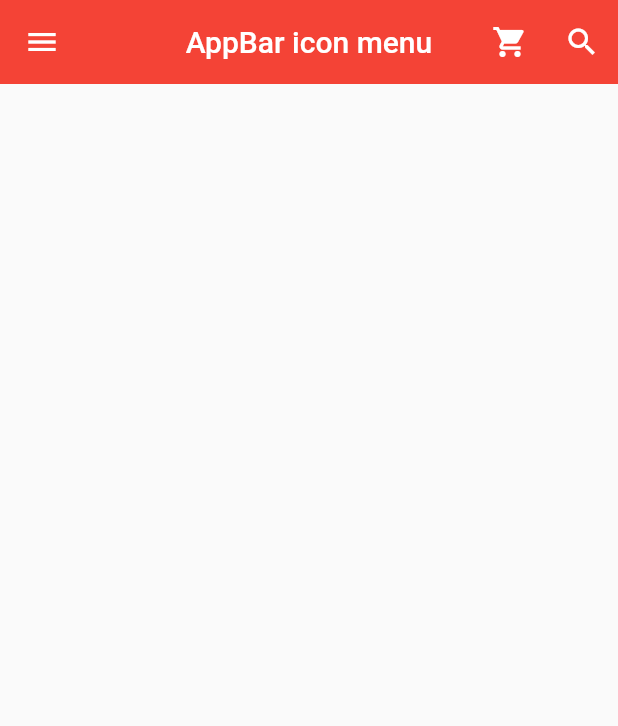
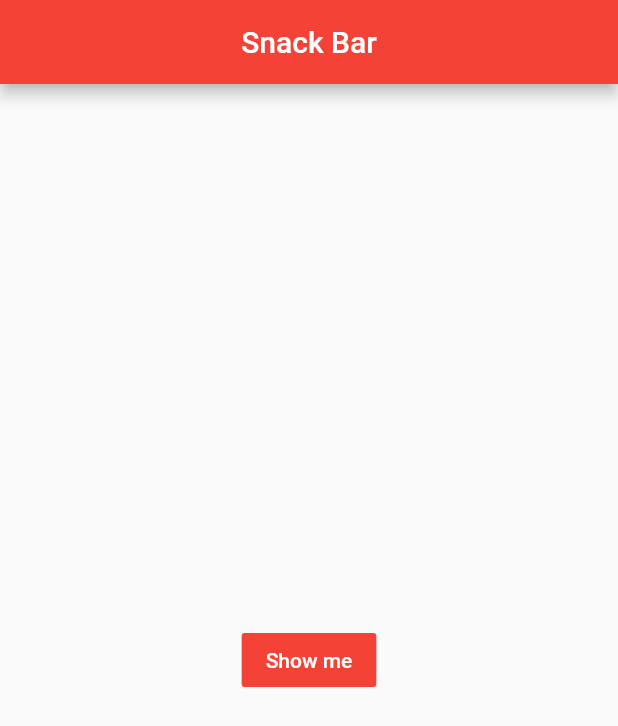
Before and after one commit to SeokRae/flutter_basic, a Flutter app: the screen it shows after launch, on a phone screen of 412 x 824 dp. Shown: the top 726 px of the screen. Run offline on Flutter 3.47's test engine with Material 2 defaults, Android fonts, the phone set to English and light mode, and no system bars.

Commit message:
feat: buildContext와 snackbar

```diff
--- a/lib/main.dart
+++ b/lib/main.dart
@@ -6,10 +6,8 @@ class MyApp extends StatelessWidget {
   @override
   Widget build(BuildContext context) {
     return MaterialApp(
-      title: 'AppBar',
-      theme: ThemeData(
-        primarySwatch: Colors.red,
-      ),
+      title: 'Snack Bar',
+      theme: ThemeData(primarySwatch: Colors.red),
       home: MyPage(),
     );
   }
@@ -19,97 +17,27 @@ class MyPage extends StatelessWidget {
   @override
   Widget build(BuildContext context) {
     return Scaffold(
-      appBar: AppBar(
-        title: Text('AppBar icon menu'),
-        centerTitle: true,
-        elevation: 0.0,
-        // leading: 아이콘 버튼이나 간단한 위젯을 왼쪽에 배치
-        // leading: IconButton(
-        //   icon: Icon(Icons.menu),
-        //   onPressed: () {
-        //     print('menu button is clicked');
-        //   },
-        // ),
-        // 복수의 아이콘 버튼 등을 오른쪽에 배치
-        actions: [
-          IconButton(
-            icon: Icon(Icons.shopping_cart),
-            // onPressed: 함수의 형태로 일반 버튼이나 아이콘 버튼을 터치했을 때 일어나는 이벤트를 정의
-            onPressed: () {
-              print('Shopping Cart Button is Clicked');
-            },
-          ),
-          IconButton(
-            icon: Icon(Icons.search),
-            onPressed: () {
-              print('Search Button is Clicked');
-            },
-          ),
-        ],
-      ),
-      drawer: Drawer(
-        child: ListView(
-          padding: EdgeInsets.zero,
-          children: [
-            UserAccountsDrawerHeader(
-              currentAccountPicture: CircleAvatar(
-                backgroundImage: AssetImage('assets/cat.gif'),
-                backgroundColor: Colors.white,
+        appBar: AppBar(
+          title: Text('Snack Bar'),
+          centerTitle: true,
+        ),
+        body: Builder(builder: (BuildContext ctx) {
+          return Center(
+            child: FlatButton(
+              child: Text(
+                'Show me',
+                style: TextStyle(color: Colors.white),
               ),
-              otherAccountsPictures: [
-                CircleAvatar(
-                  backgroundImage: AssetImage('assets/cat.gif'),
-                  backgroundColor: Colors.white,
-                ),
-              ],
-              accountName: Text('SeokRae'),
-              accountEmail: Text('Seok@gmail.com'),
-              onDetailsPressed: () {
-                print('arrow is clicked');
+              color: Colors.red,
+              onPressed: () {
+                ScaffoldMessenger.of(ctx).showSnackBar(SnackBar(
+                  content: Text('HelloWorld'),
+                ));
               },
-              decoration: BoxDecoration(
-                  color: Colors.red[200],
-                  borderRadius: BorderRadius.only(
-                    bottomLeft: Radius.circular(40.0),
-                    bottomRight: Radius.circular(40.0),
-                  )),
             ),
-            ListTile(
-              leading: Icon(
-                Icons.home,
-                color: Colors.grey[750],
-              ),
-              title: Text('Home'),
-              onTap: () {
-                print('Home is clicked');
-              },
-              trailing: Icon(Icons.add),
-            ),
-            ListTile(
-              leading: Icon(
-                Icons.settings,
-                color: Colors.grey[750],
-              ),
-              title: Text('Setting'),
-              onTap: () {
-                print('Setting is clicked');
-              },
-              trailing: Icon(Icons.add),
-            ),
-            ListTile(
-              leading: Icon(
-                Icons.question_answer,
-                color: Colors.grey[750],
-              ),
-              title: Text('Q&A'),
-              onTap: () {
-                print('Question is clicked');
-              },
-              trailing: Icon(Icons.add),
-            ),
-          ],
-        ),
-      ),
+          );
+        },
+        )
     );
   }
 }
```
Also changed, not shown: lib/main_3.dart (added, +115 -0 lines), 1 other file.
